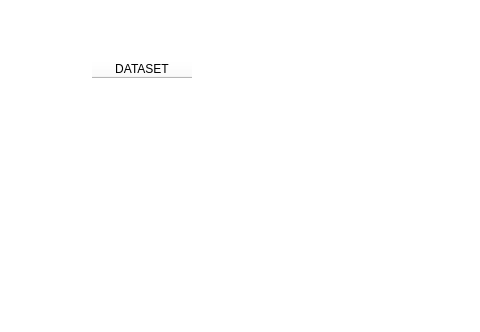
The window that Main_Ui.ui (johnEngana-rgb/Model-visualization-application) describes before a commit, drawn with Qt 5; both pictures show x 453 to 933 and y 216 to 548 of the 1088 by 782 pixel window.
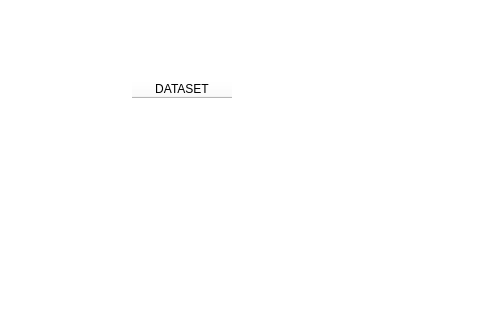
The same window after the commit. Icons and pictures are not drawn.

Patch:
```diff
--- a/Main_Ui.ui
+++ b/Main_Ui.ui
@@ -1501,8 +1501,8 @@
                    <widget class="QTableWidget" name="tableWidget">
                     <property name="geometry">
                      <rect>
-                      <x>130</x>
-                      <y>240</y>
+                      <x>170</x>
+                      <y>260</y>
                       <width>256</width>
                       <height>192</height>
                      </rect>
```
